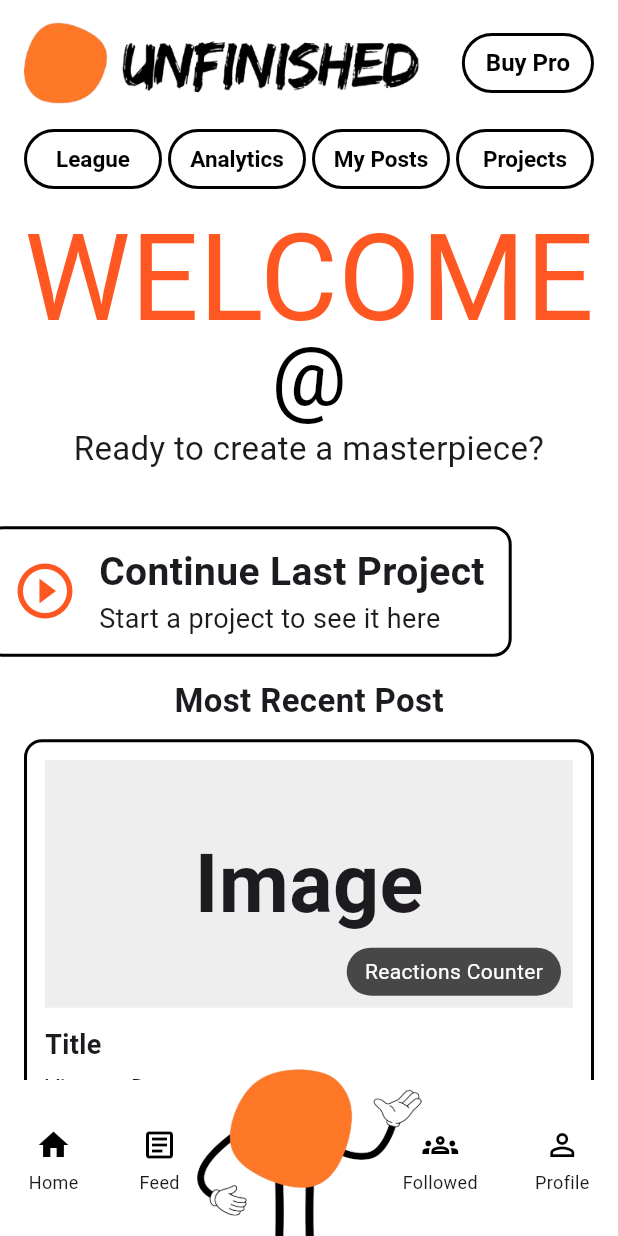
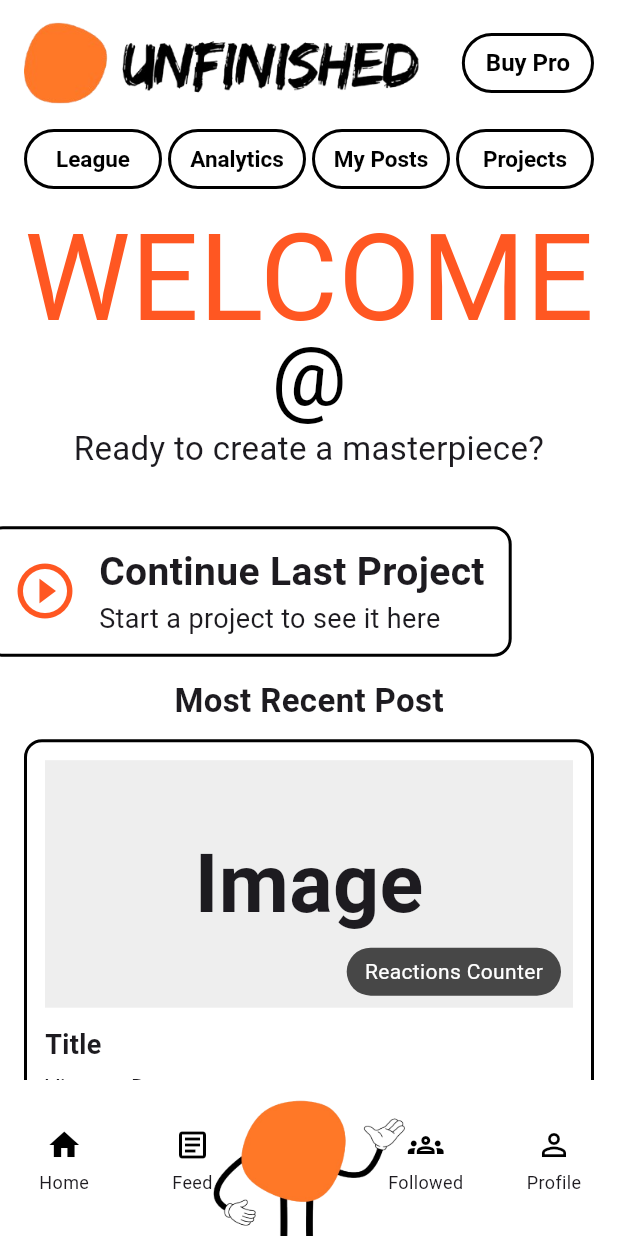
Before and after one commit to shlok-naik/art, a Flutter app: the screen it shows once a user with an empty profile is signed in, on a phone screen of 412 x 824 dp. Run offline on Flutter 3.47's test engine with Material 3 defaults, Android fonts, the phone set to English and light mode, and no system bars; our stand-ins replace camera, file_picker, flutter_dotenv, flutter_riverpod, google_fonts, image_picker and 2 more; accounts and stored records are empty; Roboto replaces fonts that are missing (Chewy).

Commit message:
Fix Home screen layout overflows, camera capture hang, and upload error visibility
- Wrap bottom nav items in Expanded and constrain the logo image so both
  fit on narrow phone widths without RenderFlex overflow (caught by a new
  widget test at 320px and 390px widths).
- Shrink the mascot graphic so it no longer bleeds above its own nav bar
  box and paints over the scrollable body content sitting above it.
- Harden the file picker cancel path against an empty (non-null) result.
- Split upload vs. session-save errors into distinct, visible messages;
  fix a silent-failure bug in the session photo edit flow where the error
  text was bound to a stage that never rendered it; clear stale error
  text after a successful submit.
- Add a timeout to camera capture so a hung takePicture() (a known
  CameraX/emulator issue) fails visibly instead of spinning forever.

Co-Authored-By: Claude Sonnet 5 <noreply@anthropic.com>

```diff
--- a/lib/features/home/presentation/home_screen.dart
+++ b/lib/features/home/presentation/home_screen.dart
@@ -40,7 +40,15 @@ class HomeScreen extends ConsumerWidget {
                     mainAxisAlignment: MainAxisAlignment.spaceBetween,
                     crossAxisAlignment: CrossAxisAlignment.center,
                     children: [
-                      Image.asset('assets/branding/logo.png', height: 60),
+                      Flexible(
+                        child: Image.asset(
+                          'assets/branding/logo.png',
+                          height: 60,
+                          fit: BoxFit.contain,
+                          alignment: Alignment.centerLeft,
+                        ),
+                      ),
+                      const SizedBox(width: 8),
                       _OutlinedPillButton(
                         label: 'Buy Pro',
                         onPressed: () => Navigator.of(context).push(
@@ -253,18 +261,24 @@ class HomeScreen extends ConsumerWidget {
                 child: Row(
                   mainAxisAlignment: MainAxisAlignment.spaceAround,
                   children: [
-                    _NavItem(icon: Icons.home, label: 'Home', onTap: () {}),
-                    _NavItem(icon: Icons.article_outlined,
+                    Expanded(child: _NavItem(icon: Icons.home, label: 'Home', onTap: () {})),
+                    Expanded(
+                      child: _NavItem(
+                        icon: Icons.article_outlined,
                         label: 'Feed',
                         onTap: () {
                           Navigator.of(context).push(
-                        MaterialPageRoute(builder:(_) => const FeedScreen()),
+                            MaterialPageRoute(builder: (_) => const FeedScreen()),
                           );
-
-                    }),
+                        },
+                      ),
+                    ),
                     const SizedBox(width: 70),
-                    _NavItem(icon: Icons.groups_outlined, label: 'Followed', onTap: () {}),
-                    _NavItem(
+                    Expanded(
+                      child: _NavItem(icon: Icons.groups_outlined, label: 'Followed', onTap: () {}),
+                    ),
+                    Expanded(
+                      child: _NavItem(
                         icon: Icons.person_outline,
                         label: 'Profile',
                         onTap: () {
@@ -273,16 +287,19 @@ class HomeScreen extends ConsumerWidget {
                           );
                         },
                       ),
+                    ),
                   ],
                 ),
               ),
               // Sized and positioned to intentionally overflow past the bottom of the
-              // screen, so the mascot's legs/feet run off the edge.
+              // screen, so the mascot's legs/feet run off the edge. Height is kept
+              // low enough that the top of the mascot doesn't creep above this bar
+              // and paint over the scrollable body content sitting above it.
               Positioned(
                 bottom: -32,
                 child: GestureDetector(
                   onTap: () {},
-                  child: Image.asset('assets/branding/mascot.png', height: 150),
+                  child: Image.asset('assets/branding/mascot.png', height: 128),
                 ),
               ),
             ],
@@ -364,7 +381,13 @@ class _NavItem extends StatelessWidget {
         mainAxisSize: MainAxisSize.min,
         children: [
           child,
-          if (label.isNotEmpty) Text(label, style: GoogleFonts.chewy(fontSize: 12)),
+          if (label.isNotEmpty)
+            Text(
+              label,
+              maxLines: 1,
+              overflow: TextOverflow.ellipsis,
+              style: GoogleFonts.chewy(fontSize: 12),
+            ),
         ],
       ),
     );
--- a/lib/features/projects/presentation/session_capture.dart
+++ b/lib/features/projects/presentation/session_capture.dart
@@ -1,3 +1,4 @@
+import 'dart:async';
 import 'dart:typed_data';
 
 import 'package:camera/camera.dart';
@@ -138,7 +139,10 @@ class _SessionCameraViewState extends State<SessionCameraView> {
     if (controller == null || !controller.value.isInitialized || _capturing) return;
     setState(() => _capturing = true);
     try {
-      final file = await controller.takePicture();
+      final file = await controller.takePicture().timeout(
+            const Duration(seconds: 12),
+            onTimeout: () => throw TimeoutException('Camera did not respond in time'),
+          );
       final bytes = await file.readAsBytes();
       widget.onCaptured(bytes);
     } catch (e) {
--- a/pubspec.yaml
+++ b/pubspec.yaml
@@ -43,7 +43,7 @@ dependencies:
   camera_windows: ^0.2.6+4
   shared_preferences: ^2.5.5
   image_picker: ^1.2.3
-  file_picker: ^11.0.2
+  file_picker: 10.3.8
 
 dev_dependencies:
   flutter_test:
```
Also changed, not shown: lib/features/projects/presentation/project_detail_screen.dart (+24 -6 lines), lib/features/projects/presentation/session_detail_screen.dart (+19 -16 lines), pubspec.lock, 1 other file. Lines whose indentation alone changed are shown as unchanged.
